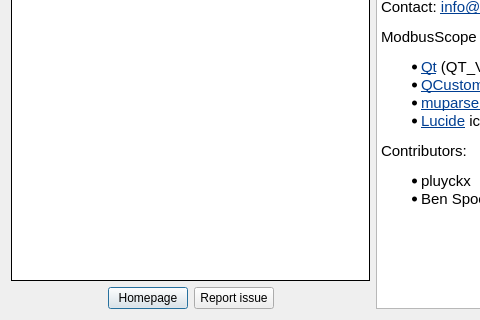
First picture: the form in src/dialogs/aboutdialog.ui, repository ModbusScope/ModbusScope, before the edit; both pictures show x 0 to 480 and y 176 to 496 of the 745 by 496 pixel window.
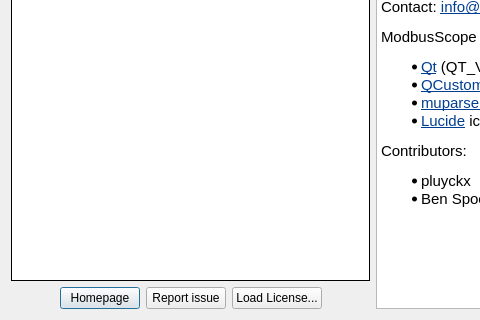
Second picture: the form after the edit. Icons and pictures are not drawn.

Commit message:
Add license file loading to About dialog
Lets the user install a .lic file for an adapter from the About dialog: a
"Load License..." button opens a file picker and copies the selected file to
the path the adapter itself reported via adapter.describe. Only adapters that
report a license location are offered; the user confirms before overwriting
an already-valid license. The copy goes through a temp file and rename so a
failed or same-file copy can never leave the existing license deleted.

```diff
--- a/src/dialogs/aboutdialog.ui
+++ b/src/dialogs/aboutdialog.ui
@@ -139,6 +139,13 @@
          </property>
         </widget>
        </item>
+       <item>
+        <widget class="QPushButton" name="btnLoadLicense">
+         <property name="text">
+          <string>Load License...</string>
+         </property>
+        </widget>
+       </item>
        <item>
         <spacer name="horizontalSpacerRight">
          <property name="orientation">
```
The commit also changes 7 other files.
